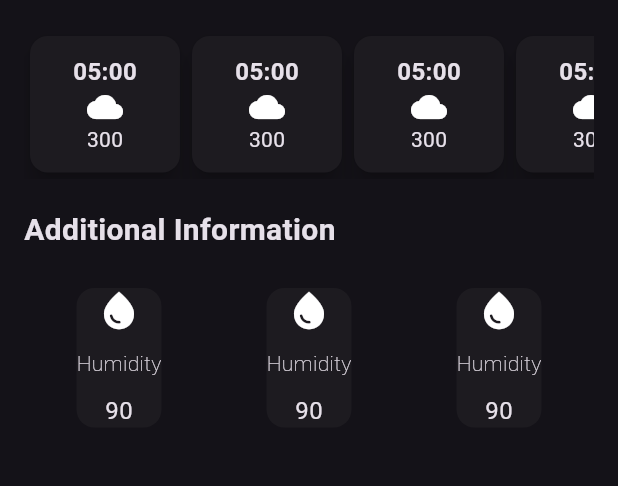
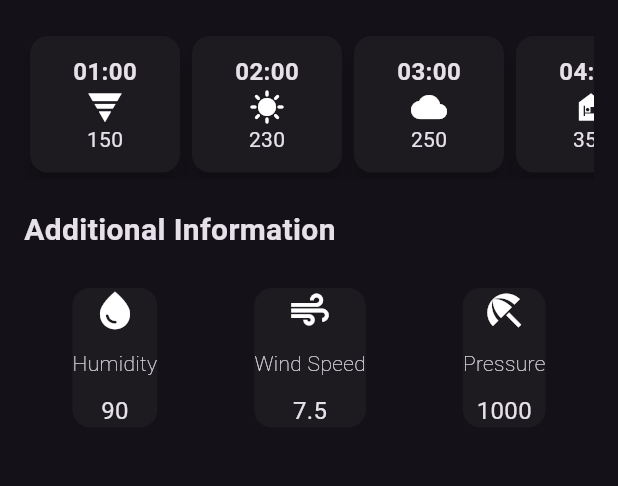
Before and after one commit to House197/Flutter, a Flutter app: the screen it shows after launch, on a phone screen of 412 x 824 dp, the part 498-984 px from its top. Run offline on Flutter 3.47's test engine with Material 3 defaults, Android fonts, the phone set to English and light mode, and no system bars.

```diff
--- a/weather_app/lib/weather_forecast_item.dart
+++ b/weather_app/lib/weather_forecast_item.dart
@@ -1,7 +1,11 @@
 import 'package:flutter/material.dart';
 
 class HourlyForecastItem extends StatelessWidget {
-  const HourlyForecastItem({super.key});
+  final IconData icon;
+  final String hour;
+  final String value;
+  const HourlyForecastItem(
+      {super.key, required this.icon, required this.hour, required this.value});
 
   @override
   Widget build(BuildContext context) {
@@ -13,17 +17,17 @@ class HourlyForecastItem extends StatelessWidget {
         decoration: BoxDecoration(
           borderRadius: BorderRadius.circular(12),
         ),
-        child: const Column(
+        child: Column(
           children: [
             Text(
-              '05:00',
-              style: TextStyle(
+              hour,
+              style: const TextStyle(
                 fontSize: 16,
                 fontWeight: FontWeight.bold,
               ),
             ),
-            Icon(Icons.cloud),
-            Text('300')
+            Icon(icon),
+            Text(value)
           ],
         ),
       ),
--- a/weather_app/lib/weather_screen.dart
+++ b/weather_app/lib/weather_screen.dart
@@ -89,12 +89,18 @@ class WeatherScreen extends StatelessWidget {
               child: Row(
                 mainAxisAlignment: MainAxisAlignment.center,
                 children: [
-                  HourlyForecastItem(),
-                  HourlyForecastItem(),
-                  HourlyForecastItem(),
-                  HourlyForecastItem(),
-                  HourlyForecastItem(),
-                  HourlyForecastItem(),
+                  HourlyForecastItem(
+                      icon: Icons.tornado, hour: '01:00', value: '150'),
+                  HourlyForecastItem(
+                      icon: Icons.sunny, hour: '02:00', value: '230'),
+                  HourlyForecastItem(
+                      icon: Icons.cloud, hour: '03:00', value: '250'),
+                  HourlyForecastItem(
+                      icon: Icons.night_shelter, hour: '04:00', value: '353'),
+                  HourlyForecastItem(
+                      icon: Icons.water_damage, hour: '05:00', value: '321'),
+                  HourlyForecastItem(
+                      icon: Icons.water_damage, hour: '06:00', value: '542'),
                 ],
               ),
             ),
@@ -123,14 +129,14 @@ class WeatherScreen extends StatelessWidget {
                   value: '90',
                 ),
                 AdditionalInfoCard(
-                  icon: Icons.water_drop,
-                  label: 'Humidity',
-                  value: '90',
+                  icon: Icons.air,
+                  label: 'Wind Speed',
+                  value: '7.5',
                 ),
                 AdditionalInfoCard(
-                  icon: Icons.water_drop,
-                  label: 'Humidity',
-                  value: '90',
+                  icon: Icons.beach_access,
+                  label: 'Pressure',
+                  value: '1000',
                 ),
               ],
             )
--- a/weather_app/pubspec.yaml
+++ b/weather_app/pubspec.yaml
@@ -39,6 +39,7 @@ dependencies:
 dev_dependencies:
   flutter_test:
     sdk: flutter
+  http: ^1.1.2
 
   # The "flutter_lints" package below contains a set of recommended lints to
   # encourage good coding practices. The lint set provided by the package is
```
Also changed, not shown: currency_converter/pubspec.lock, 1 other file.
